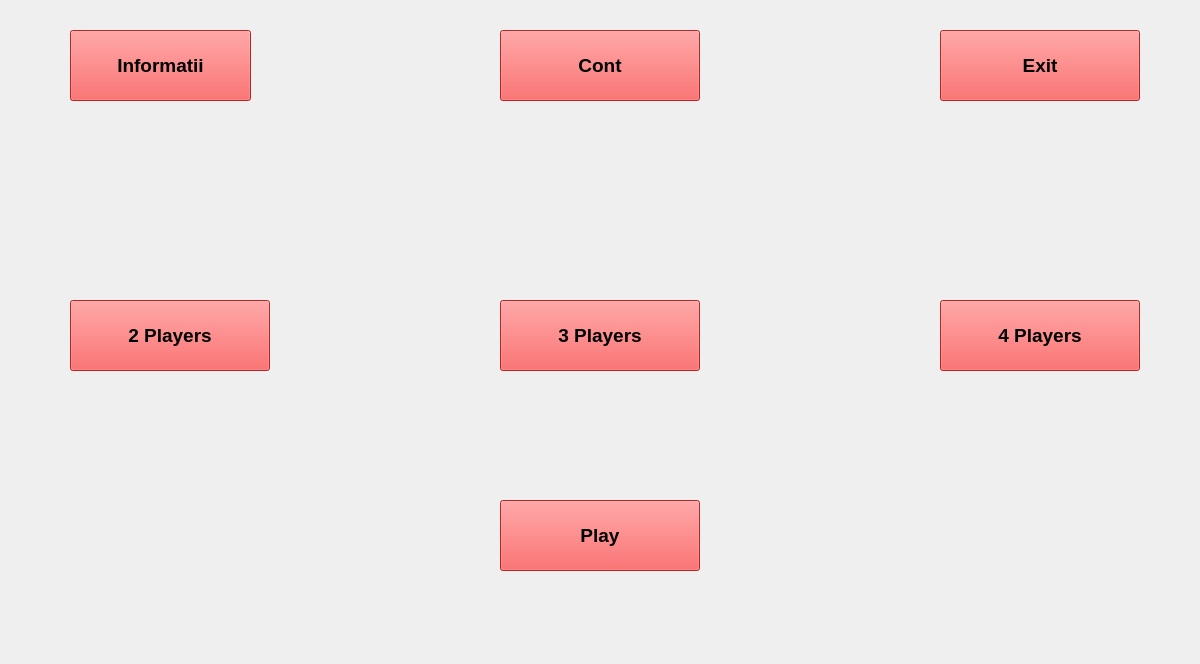
Qt form Client1/MainPage.ui (Paul-Podoleanu/ProjectModernCpp) before a commit.
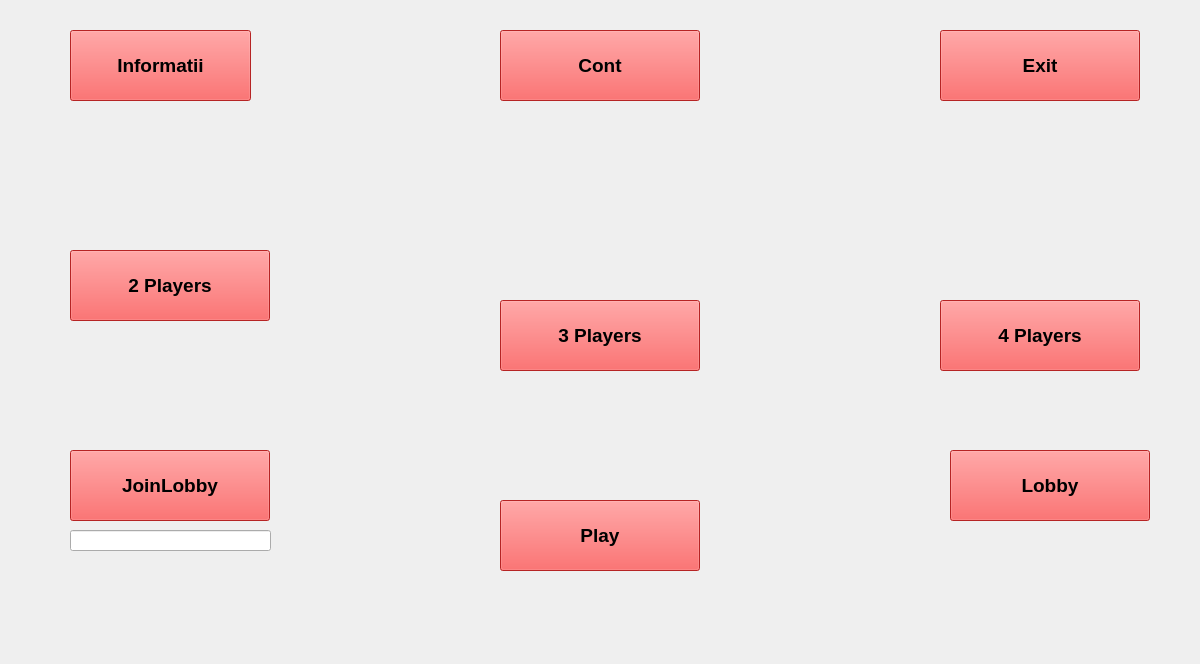
The same form after that commit. Icons and pictures are not drawn.

Commit message: Adaugarea in lobby a butoanelor pentru creare/conectare la un lobby

Patch:
```diff
--- a/Client1/MainPage.ui
+++ b/Client1/MainPage.ui
@@ -113,7 +113,7 @@
     <property name="geometry">
      <rect>
       <x>70</x>
-      <y>300</y>
+      <y>250</y>
       <width>200</width>
       <height>71</height>
      </rect>
@@ -178,6 +178,62 @@
      <string>4 Players</string>
     </property>
    </widget>
+   <widget class="QPushButton" name="JoinLobby">
+    <property name="geometry">
+     <rect>
+      <x>70</x>
+      <y>450</y>
+      <width>200</width>
+      <height>71</height>
+     </rect>
+    </property>
+    <property name="font">
+     <font>
+      <family>Nirmala UI</family>
+      <pointsize>14</pointsize>
+      <bold>true</bold>
+     </font>
+    </property>
+    <property name="styleSheet">
+     <string notr="true">background-color:rgb(255, 51, 51)</string>
+    </property>
+    <property name="text">
+     <string>JoinLobby</string>
+    </property>
+   </widget>
+   <widget class="QLineEdit" name="OwnerName">
+    <property name="geometry">
+     <rect>
+      <x>70</x>
+      <y>530</y>
+      <width>201</width>
+      <height>21</height>
+     </rect>
+    </property>
+   </widget>
+   <widget class="QPushButton" name="Lobby">
+    <property name="geometry">
+     <rect>
+      <x>950</x>
+      <y>450</y>
+      <width>200</width>
+      <height>71</height>
+     </rect>
+    </property>
+    <property name="font">
+     <font>
+      <family>Nirmala UI</family>
+      <pointsize>14</pointsize>
+      <bold>true</bold>
+     </font>
+    </property>
+    <property name="styleSheet">
+     <string notr="true">background-color:rgb(255, 51, 51)</string>
+    </property>
+    <property name="text">
+     <string>Lobby</string>
+    </property>
+   </widget>
   </widget>
  </widget>
  <layoutdefault spacing="6" margin="11"/>
```
The commit also changes 9 other files.
